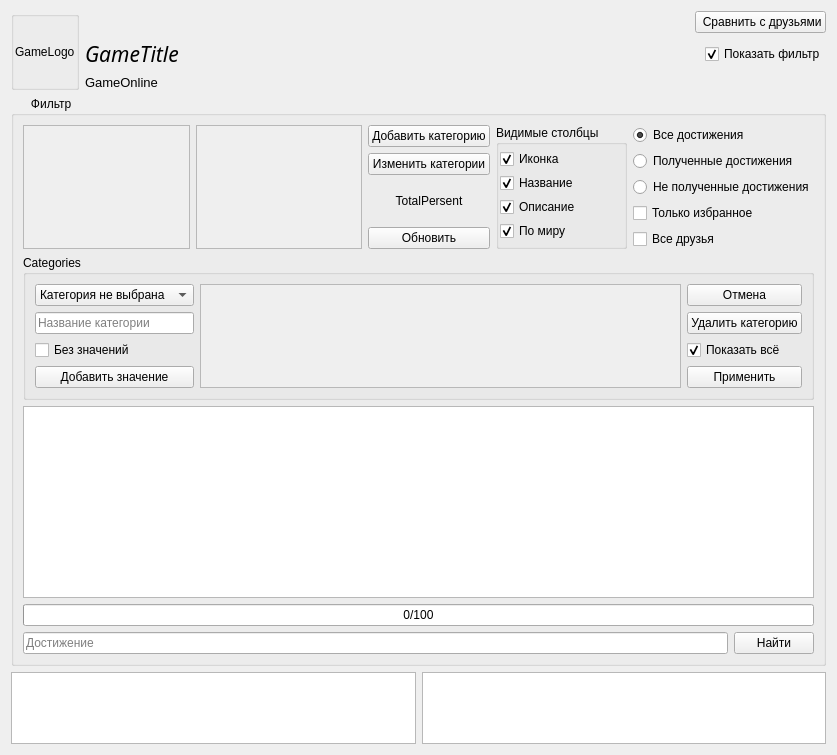
Arankir/AraSteamManager, file AraSteamManager/formachievements.ui: the form before one commit.
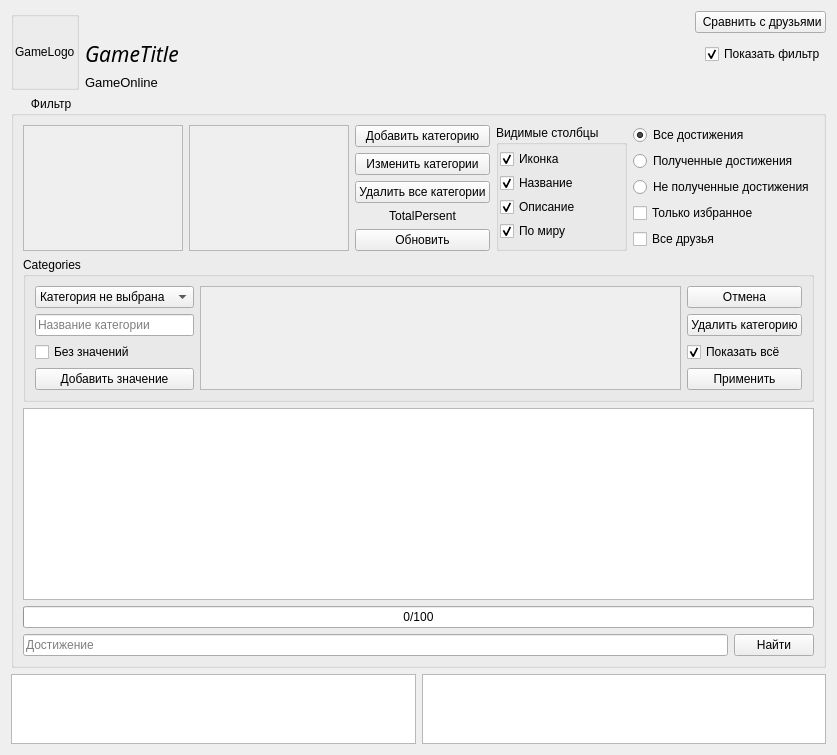
The form after the commit.

Diff of the .ui file:
```diff
--- a/AraSteamManager/formachievements.ui
+++ b/AraSteamManager/formachievements.ui
@@ -192,7 +192,7 @@
             <rect>
              <x>0</x>
              <y>0</y>
-             <width>177</width>
+             <width>172</width>
              <height>121</height>
             </rect>
            </property>
@@ -215,7 +215,7 @@
             <rect>
              <x>0</x>
              <y>0</y>
-             <width>177</width>
+             <width>171</width>
              <height>121</height>
             </rect>
            </property>
@@ -238,6 +238,13 @@
             </property>
            </widget>
           </item>
+          <item>
+           <widget class="QPushButton" name="ButtonDeleteAllCategories">
+            <property name="text">
+             <string>Удалить все категории</string>
+            </property>
+           </widget>
+          </item>
           <item>
            <widget class="QLabel" name="LabelTotalPersent">
             <property name="text">
```
